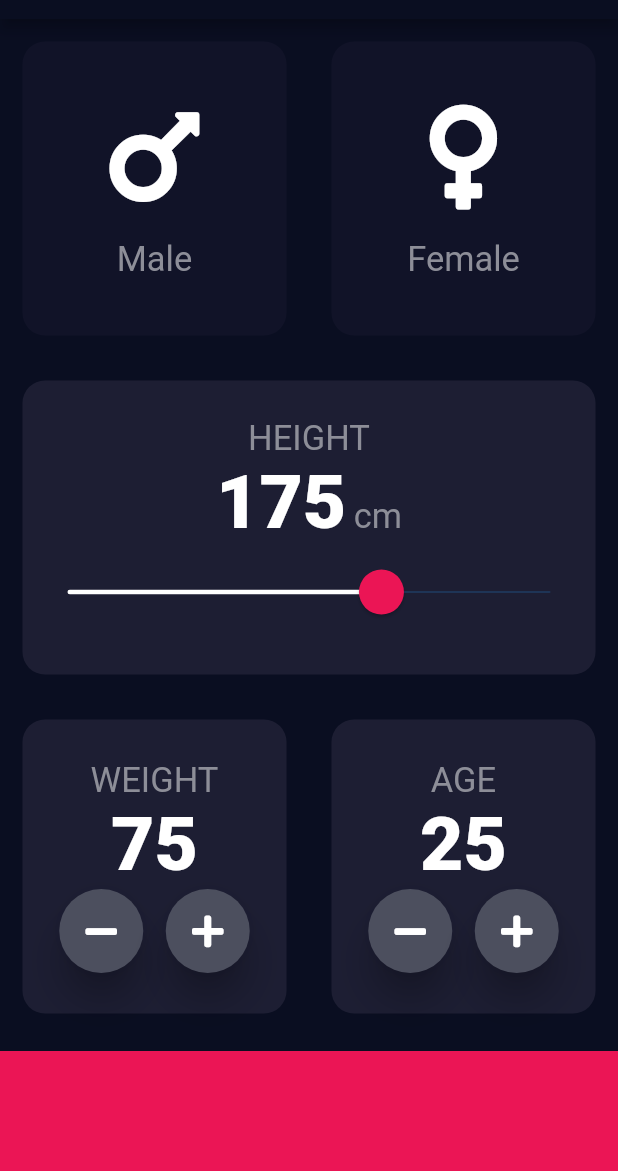
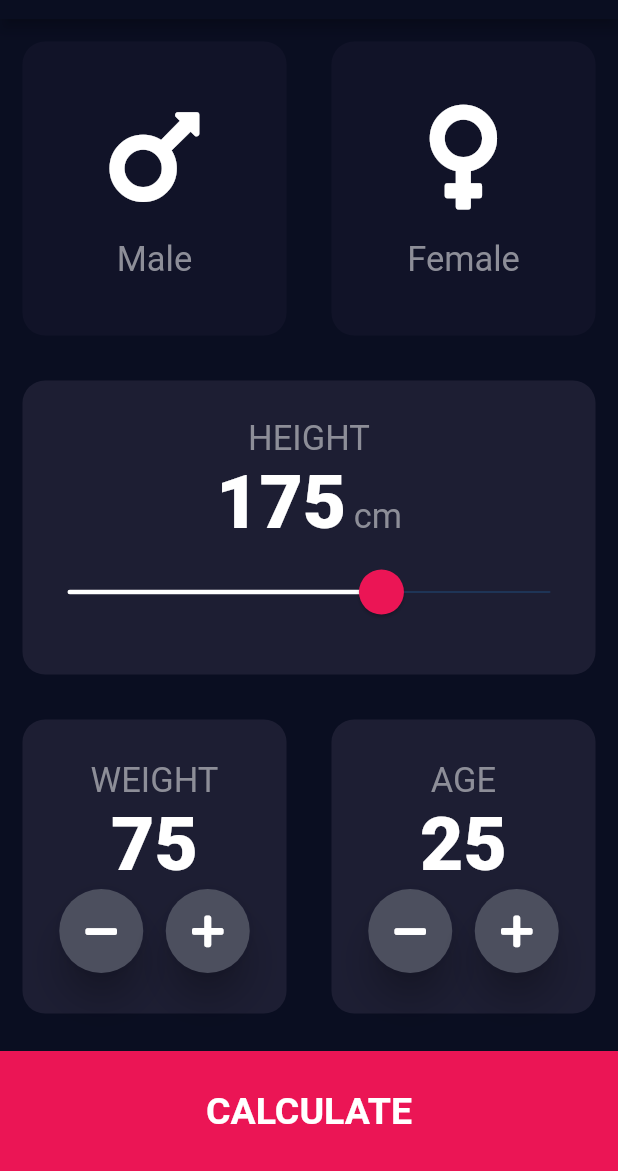
Before and after one commit to AliE99/bmi-calculator, a Flutter app: the screen it shows after launch, on a phone screen of 412 x 824 dp, the part 65-1236 px from its top. Run offline on Flutter 3.47's test engine with Material 2 defaults, Android fonts, the phone set to English and light mode, and no system bars; our stand-ins replace font_awesome_flutter.

```diff
--- a/lib/constants.dart
+++ b/lib/constants.dart
@@ -14,3 +14,8 @@ const kNumberStyle = TextStyle(
   fontSize: 50.0,
   fontWeight: FontWeight.w900,
 );
+
+const kLargeButtonTextStyle = TextStyle(
+  fontSize: 25.0,
+  fontWeight: FontWeight.bold,
+);
--- a/lib/input_page.dart
+++ b/lib/input_page.dart
@@ -218,11 +218,25 @@ class _InputPageState extends State<InputPage> {
                 ],
               ),
             ),
-            Container(
-              color: kBottomContainerColor,
-              height: kBottomContainerWidth,
-              width: double.infinity,
-              margin: EdgeInsets.only(top: 10.0),
+            GestureDetector(
+              onTap: () {
+                Navigator.pushNamed(
+                  context,
+                  '/resultsPage',
+                );
+              },
+              child: Container(
+                child: Center(
+                  child: Text(
+                    'CALCULATE',
+                    style: kLargeButtonTextStyle,
+                  ),
+                ),
+                color: kBottomContainerColor,
+                height: kBottomContainerWidth,
+                width: double.infinity,
+                margin: EdgeInsets.only(top: 10.0),
+              ),
             )
           ],
         ));
--- a/lib/main.dart
+++ b/lib/main.dart
@@ -1,6 +1,7 @@
 import 'package:flutter/material.dart';
 
 import 'input_page.dart';
+import 'results_page.dart';
 
 void main() => runApp(BMICalculator());
 
@@ -13,7 +14,11 @@ class BMICalculator extends StatelessWidget {
         primaryColor: Color(0xFF0A0E21),
         scaffoldBackgroundColor: Color(0xFF0A0E21),
       ),
-      home: InputPage(),
+      initialRoute: '/inputPage',
+      routes: {
+        '/inputPage': (context) => InputPage(),
+        '/resultsPage': (context) => ResultsPage(),
+      },
     );
   }
 }
```
Also changed, not shown: lib/results_page.dart (added, +15 -0 lines).
